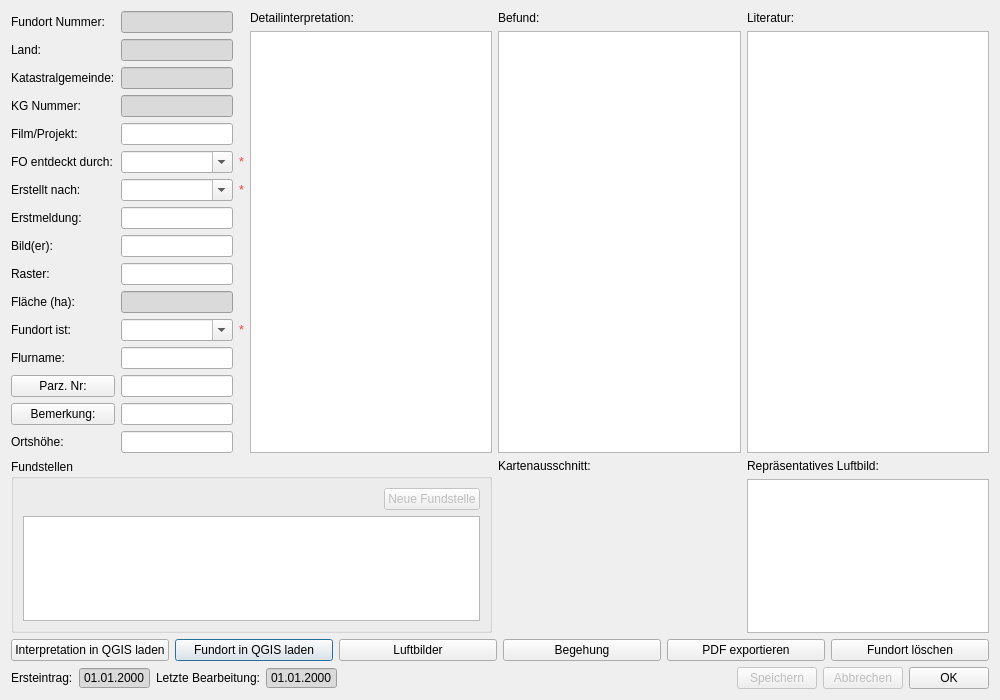
APIS-Luftbildarchiv/APIS, file APIS/forms/apis_site_form.ui: the form before one commit.
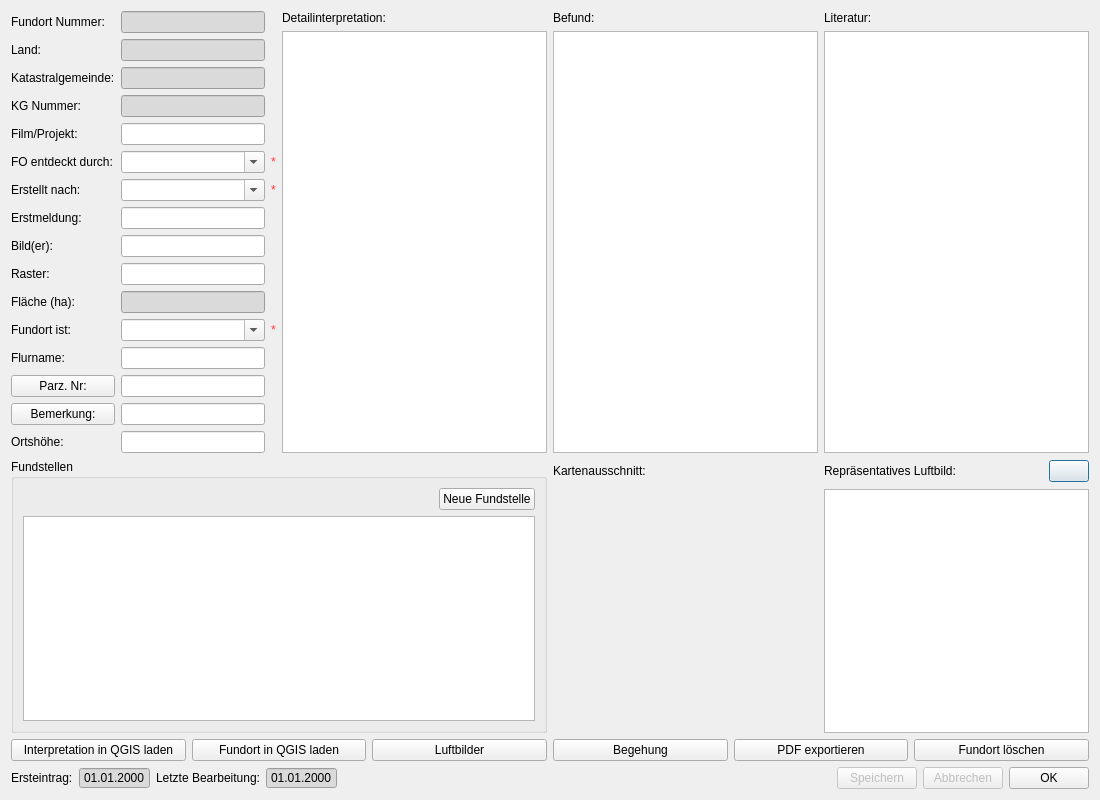
The form after the commit. Icons and pictures are not drawn. Custom widgets are drawn as their Qt base class.

Patch:
```diff
--- a/APIS/forms/apis_site_form.ui
+++ b/APIS/forms/apis_site_form.ui
@@ -9,8 +9,8 @@
    <rect>
     <x>0</x>
     <y>0</y>
-    <width>1000</width>
-    <height>700</height>
+    <width>1100</width>
+    <height>800</height>
    </rect>
   </property>
   <property name="windowTitle">
@@ -400,7 +400,7 @@
         <item>
          <widget class="QPushButton" name="uiAddNewFindSpotBtn">
           <property name="enabled">
-           <bool>false</bool>
+           <bool>true</bool>
           </property>
           <property name="text">
            <string>Neue Fundstelle</string>
@@ -421,14 +421,11 @@
         <property name="gridStyle">
          <enum>Qt::DotLine</enum>
         </property>
-        <property name="sortingEnabled">
-         <bool>true</bool>
-        </property>
         <attribute name="horizontalHeaderHighlightSections">
          <bool>false</bool>
         </attribute>
         <attribute name="horizontalHeaderShowSortIndicator" stdset="0">
-         <bool>true</bool>
+         <bool>false</bool>
         </attribute>
         <attribute name="verticalHeaderVisible">
          <bool>false</bool>
@@ -441,6 +438,8 @@
    <item row="1" column="2">
     <layout class="QVBoxLayout" name="uiMapCanvasVLayout">
      <item>
+      <layout class="QHBoxLayout" name="horizontalLayout_4">
+       <item>
       <widget class="QLabel" name="label_15">
        <property name="text">
         <string>Kartenausschnitt:</string>
@@ -448,6 +447,21 @@
       </widget>
      </item>
      <item>
+        <spacer name="horizontalSpacer_4">
+         <property name="orientation">
+          <enum>Qt::Horizontal</enum>
+         </property>
+         <property name="sizeHint" stdset="0">
+          <size>
+           <width>40</width>
+           <height>24</height>
+          </size>
+         </property>
+        </spacer>
+       </item>
+      </layout>
+     </item>
+     <item>
       <widget class="QgsMapCanvas" name="uiSiteMapCanvas" native="true">
        <property name="sizePolicy">
         <sizepolicy hsizetype="Expanding" vsizetype="Expanding">
@@ -462,6 +476,8 @@
    <item row="1" column="3">
     <layout class="QVBoxLayout" name="verticalLayout_6">
      <item>
+      <layout class="QHBoxLayout" name="horizontalLayout_3">
+       <item>
       <widget class="QLabel" name="label_16">
        <property name="text">
         <string>Repräsentatives Luftbild:</string>
@@ -469,6 +485,32 @@
       </widget>
      </item>
      <item>
+        <spacer name="horizontalSpacer_3">
+         <property name="orientation">
+          <enum>Qt::Horizontal</enum>
+         </property>
+         <property name="sizeHint" stdset="0">
+          <size>
+           <width>40</width>
+           <height>24</height>
+          </size>
+         </property>
+        </spacer>
+       </item>
+       <item>
+        <widget class="QPushButton" name="uiSelectRepresentativeImageBtn">
+         <property name="text">
+          <string/>
+         </property>
+         <property name="icon">
+          <iconset resource="resource.qrc">
+           <normaloff>:/plugins/APIS/icons/image.png</normaloff>:/plugins/APIS/icons/image.png</iconset>
+         </property>
+        </widget>
+       </item>
+      </layout>
+     </item>
+     <item>
       <widget class="QGraphicsView" name="uiSiteImageView"/>
      </item>
     </layout>
```
Left out of the diff: 22 changed lines with no effect on the pictures. Lines whose indentation alone changed are shown as unchanged.
